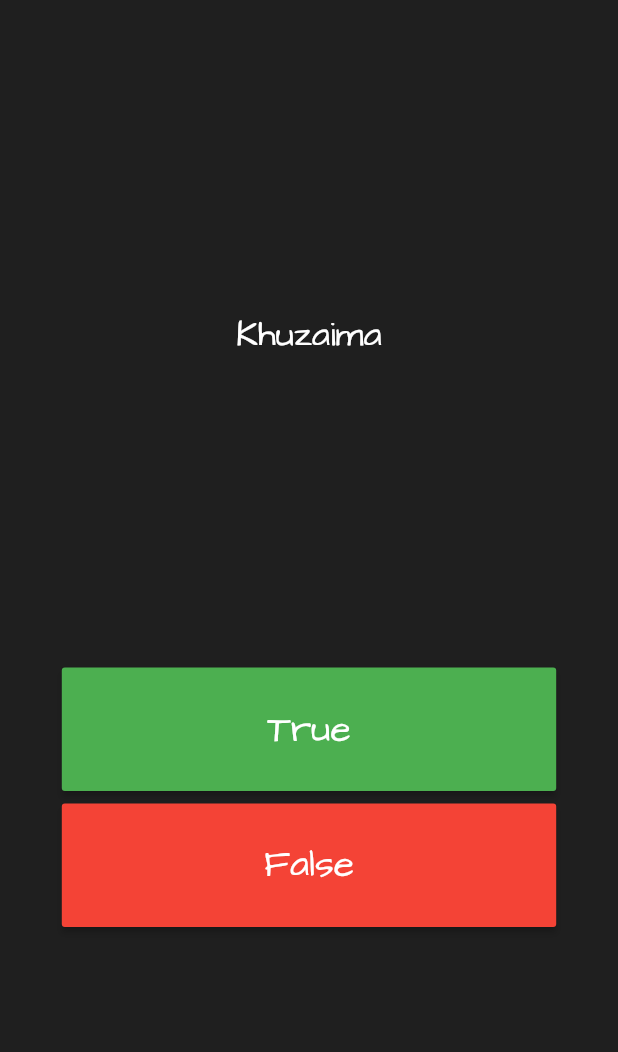
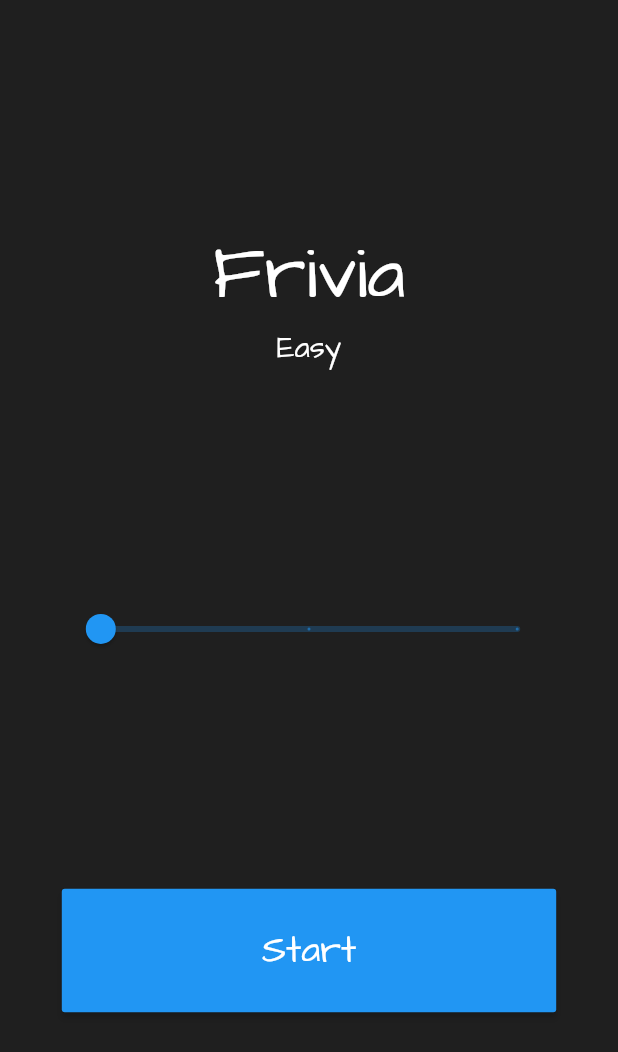
Before and after one commit to khuzaimashoaib/Flutter_projects, a Flutter app: the screen it shows after launch, on a phone screen of 412 x 824 dp. Shown: the top 1052 px of the screen. Run offline on Flutter 3.47's test engine with Material 2 defaults, Android fonts, the phone set to English and light mode, and no system bars; our stand-ins replace dio, get_it, hive, hive_flutter; accounts and stored records are empty.

Commit message:
Adding homepage and Functionality in frivia

```diff
--- a/frivia/lib/main.dart
+++ b/frivia/lib/main.dart
@@ -1,5 +1,6 @@
 import 'package:flutter/material.dart';
 import 'package:frivia/pages/game_page.dart';
+import 'package:frivia/pages/home_page.dart';
 
 void main() {
   runApp(const MyApp());
@@ -19,7 +20,7 @@ class MyApp extends StatelessWidget {
         primarySwatch: Colors.blue,
         scaffoldBackgroundColor: const Color.fromRGBO(31, 31, 31, 1.0),
       ),
-      home: GamePage(),
+      home: friHomePage(),
 
     );
   }
--- /dev/null
+++ b/frivia/lib/pages/home_page.dart
@@ -0,0 +1,100 @@
+import 'package:flutter/material.dart';
+import 'package:frivia/pages/game_page.dart';
+
+class friHomePage extends StatefulWidget {
+  @override
+  State<friHomePage> createState() => _friHomePageState();
+}
+
+class _friHomePageState extends State<friHomePage> {
+  double? deviceHeight, deviceWidth;
+  double currentDiffiLevel = 0;
+  final List<String> diffiText = ["Easy", "Medium", "Hard"];
+
+  @override
+  Widget build(BuildContext context) {
+    deviceHeight = MediaQuery.of(context).size.height;
+    deviceWidth = MediaQuery.of(context).size.width;
+    return Scaffold(
+      body: SafeArea(
+        child: Container(
+          padding: EdgeInsets.symmetric(horizontal: deviceWidth! * 0.10),
+          child: Center(
+            child: Column(
+              mainAxisAlignment: MainAxisAlignment.spaceEvenly,
+              mainAxisSize: MainAxisSize.max,
+              crossAxisAlignment: CrossAxisAlignment.center,
+              children: [
+                appTitle(),
+                DiffiSlider(),
+                startButton(),
+              ],
+            ),
+          ),
+        ),
+      ),
+    );
+  }
+
+  Widget appTitle() {
+    return Column(
+      children: [
+        Text(
+          "Frivia",
+          style: TextStyle(
+            color: Colors.white,
+            fontSize: 50,
+            fontWeight: FontWeight.w500,
+          ),
+        ),
+        Text(
+          diffiText[currentDiffiLevel.toInt()],
+          style: const TextStyle(
+            color: Colors.white,
+            fontSize: 20,
+            fontWeight: FontWeight.w500,
+          ),
+        ),
+      ],
+    );
+  }
+
+  Widget DiffiSlider() {
+    return Slider(
+        label: "Difficulty",
+        min: 0,
+        max: 2,
+        divisions: 2,
+        value: currentDiffiLevel,
+        onChanged: (value) {
+          setState(() {
+            currentDiffiLevel = value;
+          });
+        });
+  }
+
+  Widget startButton() {
+    return MaterialButton(
+      onPressed: () {
+        Navigator.push(
+          context,
+          MaterialPageRoute(
+            builder: (BuildContext context) {
+              return GamePage(DifficultyLevel: diffiText[currentDiffiLevel.toInt()].toLowerCase(),);
+            },
+          ),
+        );
+      },
+      color: Colors.blue,
+      minWidth: deviceWidth! * 0.80,
+      height: deviceHeight! * 0.10,
+      child: const Text(
+        "Start",
+        style: TextStyle(
+          color: Colors.white,
+          fontSize: 25,
+        ),
+      ),
+    );
+  }
+}
```
Also changed, not shown: frivia/lib/pages/game_page.dart (+22 -10 lines), frivia/lib/providers/game_page_provider.dart (+73 -2 lines).
